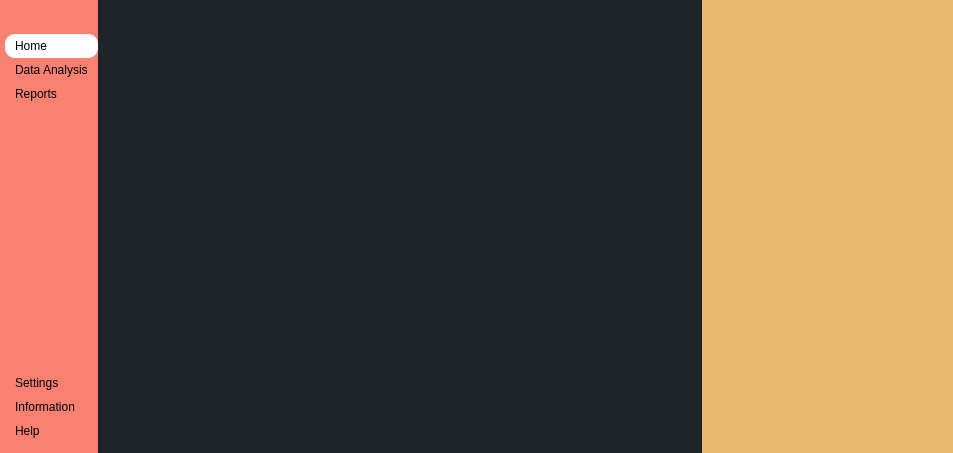
This is interface.ui in gokulkrishnas/Python-gui-using-PyQT as Qt 5 draws it before an edit. The edited form follows.
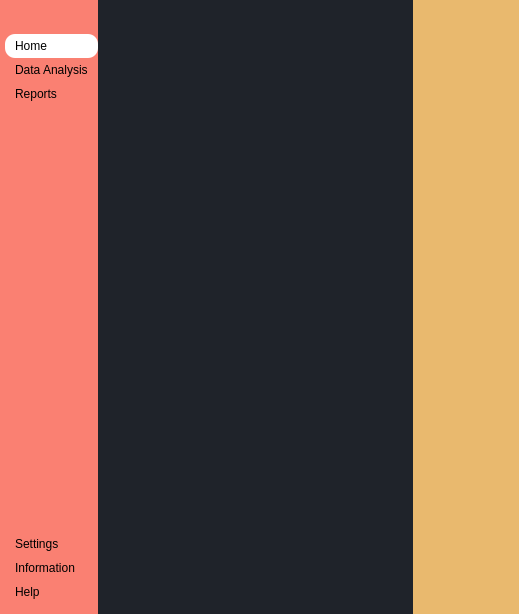
This is the edited form. Icons and pictures are not drawn.

What changed in the file:
```diff
--- a/interface.ui
+++ b/interface.ui
@@ -6,8 +6,8 @@
    <rect>
     <x>0</x>
     <y>0</y>
-    <width>953</width>
-    <height>453</height>
+    <width>519</width>
+    <height>614</height>
    </rect>
   </property>
   <property name="sizePolicy">
@@ -366,6 +366,9 @@
     </item>
     <item>
      <widget class="QWidget" name="Main_Body_container" native="true">
+      <property name="enabled">
+       <bool>true</bool>
+      </property>
       <property name="sizePolicy">
        <sizepolicy hsizetype="Minimum" vsizetype="Preferred">
         <horstretch>0</horstretch>
```
Left out of the diff: 3 changed lines with no effect on the pictures.
